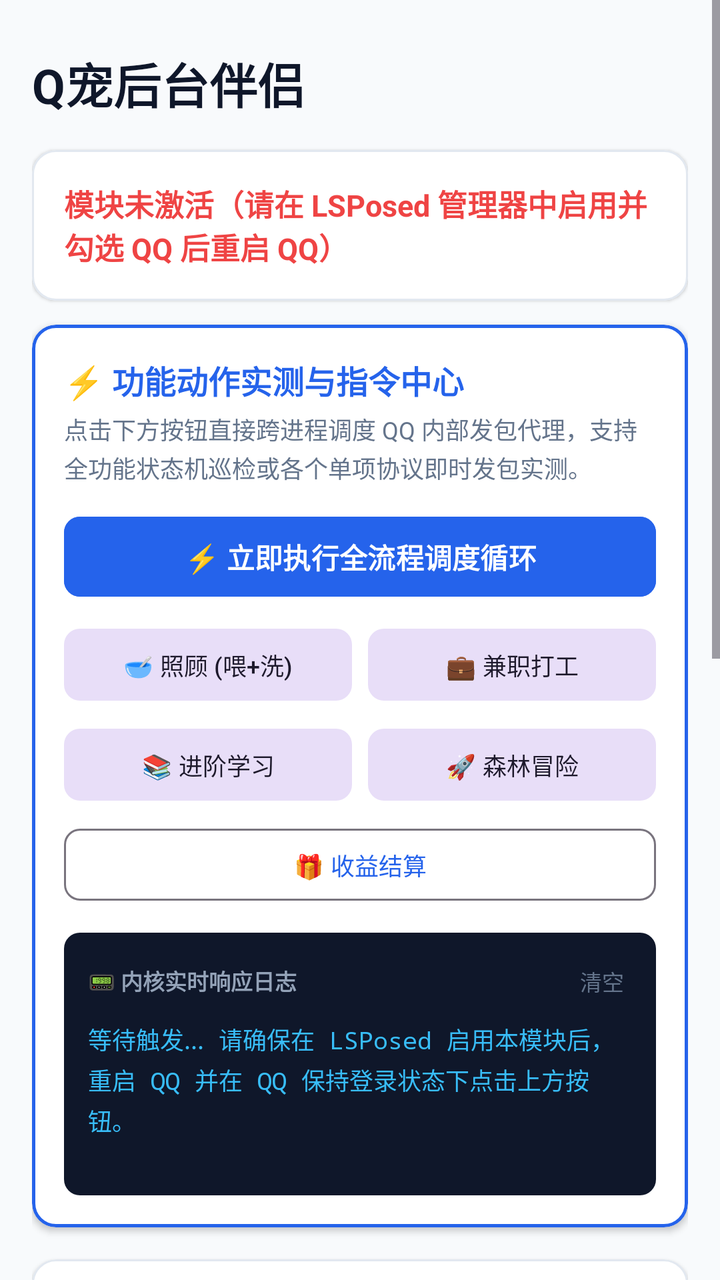
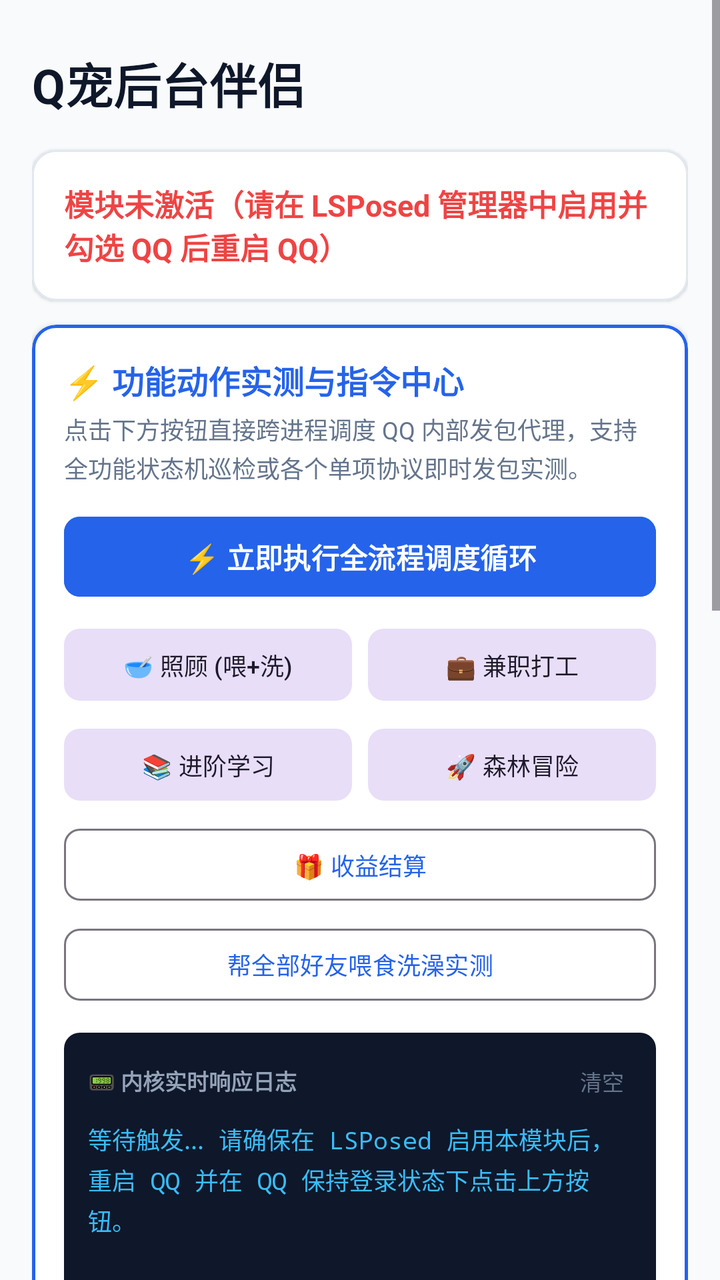

Before-and-after screenshots of an Android layout around one commit, followed by the original layout XML and the change that was made.
<!-- AndroidManifest.xml: application theme Theme.QQPetCopilot -->
<!-- res/layout/activity_main.xml -->
<?xml version="1.0" encoding="utf-8"?>
<ScrollView xmlns:android="http://schemas.android.com/apk/res/android"
    xmlns:app="http://schemas.android.com/apk/res-auto"
    android:layout_width="match_parent"
    android:layout_height="match_parent"
    android:background="@color/background"
    android:fillViewport="true">

    <LinearLayout
        android:layout_width="match_parent"
        android:layout_height="wrap_content"
        android:orientation="vertical"
        android:padding="16dp">

        
        <TextView
            android:layout_width="wrap_content"
            android:layout_height="wrap_content"
            android:layout_marginTop="8dp"
            android:layout_marginBottom="16dp"
            android:text="@string/app_name"
            android:textColor="@color/text_primary"
            android:textSize="24sp"
            android:textStyle="bold" />

        
        <com.google.android.material.card.MaterialCardView
            android:id="@+id/cardStatus"
            android:layout_width="match_parent"
            android:layout_height="wrap_content"
            android:layout_marginBottom="12dp"
            app:cardBackgroundColor="@color/surface"
            app:cardCornerRadius="12dp"
            app:cardElevation="1dp"
            app:strokeColor="@color/divider"
            app:strokeWidth="1dp">

            <LinearLayout
                android:layout_width="match_parent"
                android:layout_height="wrap_content"
                android:orientation="vertical"
                android:padding="16dp">

                <TextView
                    android:id="@+id/tvStatusTitle"
                    android:layout_width="wrap_content"
                    android:layout_height="wrap_content"
                    android:text="@string/status_inactive"
                    android:textColor="@color/status_red"
                    android:textSize="15sp"
                    android:textStyle="bold" />
            </LinearLayout>
        </com.google.android.material.card.MaterialCardView>

        
        <com.google.android.material.card.MaterialCardView
            android:layout_width="match_parent"
            android:layout_height="wrap_content"
            android:layout_marginBottom="16dp"
            app:cardBackgroundColor="@color/surface"
            app:cardCornerRadius="12dp"
            app:cardElevation="2dp"
            app:strokeColor="@color/primary"
            app:strokeWidth="1.5dp">

            <LinearLayout
                android:layout_width="match_parent"
                android:layout_height="wrap_content"
                android:orientation="vertical"
                android:padding="16dp">

                <TextView
                    android:layout_width="wrap_content"
                    android:layout_height="wrap_content"
                    android:text="@string/test_card_title"
                    android:textColor="@color/primary"
                    android:textSize="16sp"
                    android:textStyle="bold" />

                <TextView
                    android:layout_width="wrap_content"
                    android:layout_height="wrap_content"
                    android:layout_marginTop="4dp"
                    android:layout_marginBottom="12dp"
                    android:lineSpacingExtra="2dp"
                    android:text="@string/test_card_desc"
                    android:textColor="@color/text_secondary"
                    android:textSize="12sp" />

                <com.google.android.material.button.MaterialButton
                    android:id="@+id/btnRunCycle"
                    android:layout_width="match_parent"
                    android:layout_height="48dp"
                    android:layout_marginBottom="8dp"
                    android:backgroundTint="@color/primary"
                    android:text="@string/btn_run_cycle"
                    android:textColor="@color/on_primary"
                    android:textStyle="bold"
                    app:cornerRadius="8dp" />

                <LinearLayout
                    android:layout_width="match_parent"
                    android:layout_height="wrap_content"
                    android:layout_marginBottom="6dp"
                    android:orientation="horizontal">

                    <com.google.android.material.button.MaterialButton
                        android:id="@+id/btnTestCare"
                        style="@style/Widget.Material3.Button.TonalButton"
                        android:layout_width="0dp"
                        android:layout_height="44dp"
                        android:layout_marginEnd="4dp"
                        android:layout_weight="1"
                        android:text="@string/btn_test_care"
                        android:textSize="12sp"
                        app:cornerRadius="8dp" />

                    <com.google.android.material.button.MaterialButton
                        android:id="@+id/btnTestWork"
                        style="@style/Widget.Material3.Button.TonalButton"
                        android:layout_width="0dp"
                        android:layout_height="44dp"
                        android:layout_marginStart="4dp"
                        android:layout_weight="1"
                        android:text="@string/btn_test_work"
                        android:textSize="12sp"
                        app:cornerRadius="8dp" />
                </LinearLayout>

                <LinearLayout
                    android:layout_width="match_parent"
                    android:layout_height="wrap_content"
                    android:layout_marginBottom="6dp"
                    android:orientation="horizontal">

                    <com.google.android.material.button.MaterialButton
                        android:id="@+id/btnTestSchool"
                        style="@style/Widget.Material3.Button.TonalButton"
                        android:layout_width="0dp"
                        android:layout_height="44dp"
                        android:layout_marginEnd="4dp"
                        android:layout_weight="1"
                        android:text="@string/btn_test_school"
                        android:textSize="12sp"
                        app:cornerRadius="8dp" />

                    <com.google.android.material.button.MaterialButton
                        android:id="@+id/btnTestAdventure"
                        style="@style/Widget.Material3.Button.TonalButton"
                        android:layout_width="0dp"
                        android:layout_height="44dp"
                        android:layout_marginStart="4dp"
                        android:layout_weight="1"
                        android:text="@string/btn_test_adventure"
                        android:textSize="12sp"
                        app:cornerRadius="8dp" />
                </LinearLayout>

                <com.google.android.material.button.MaterialButton
                    android:id="@+id/btnTestSettle"
                    style="@style/Widget.Material3.Button.OutlinedButton"
                    android:layout_width="match_parent"
                    android:layout_height="44dp"
                    android:text="@string/btn_test_settle"
                    android:textSize="12sp"
                    app:cornerRadius="8dp" />

                
                <LinearLayout
                    android:layout_width="match_parent"
                    android:layout_height="wrap_content"
                    android:layout_marginTop="12dp"
                    android:background="@drawable/bg_terminal"
                    android:orientation="vertical"
                    android:padding="12dp">

                    <LinearLayout
                        android:layout_width="match_parent"
                        android:layout_height="wrap_content"
                        android:gravity="center_vertical"
                        android:orientation="horizontal">

                        <TextView
                            android:layout_width="0dp"
                            android:layout_height="wrap_content"
                            android:layout_weight="1"
                            android:text="📟 内核实时响应日志"
                            android:textColor="#94A3B8"
                            android:textSize="11sp"
                            android:textStyle="bold" />

                        <TextView
                            android:id="@+id/btnClearLogs"
                            android:layout_width="wrap_content"
                            android:layout_height="wrap_content"
                            android:padding="4dp"
                            android:text="清空"
                            android:textColor="#64748B"
                            android:textSize="11sp" />
                    </LinearLayout>

                    <TextView
                        android:id="@+id/tvEngineLogs"
                        android:layout_width="match_parent"
                        android:layout_height="wrap_content"
                        android:layout_marginTop="8dp"
                        android:lineSpacingExtra="3dp"
                        android:minLines="4"
                        android:text="等待触发... 请确保在 LSPosed 启用本模块后，重启 QQ 并在 QQ 保持登录状态下点击上方按钮。"
                        android:textColor="@color/terminal_text"
                        android:textSize="12sp"
                        android:typeface="monospace" />
                </LinearLayout>

            </LinearLayout>
        </com.google.android.material.card.MaterialCardView>

        
        <com.google.android.material.card.MaterialCardView
            android:layout_width="match_parent"
            android:layout_height="wrap_content"
            android:layout_marginBottom="16dp"
            app:cardBackgroundColor="@color/surface"
            app:cardCornerRadius="12dp"
            app:cardElevation="1dp"
            app:strokeColor="@color/divider"
            app:strokeWidth="1dp">

            <LinearLayout
                android:layout_width="match_parent"
                android:layout_height="wrap_content"
                android:orientation="vertical"
                android:padding="16dp">

                <TextView
                    android:layout_width="wrap_content"
                    android:layout_height="wrap_content"
                    android:layout_marginBottom="8dp"
                    android:text="@string/feature_group_title"
                    android:textColor="@color/text_secondary"
                    android:textSize="12sp"
                    android:textStyle="bold" />

                <com.google.android.material.materialswitch.MaterialSwitch
                    android:id="@+id/switchStudy"
                    android:layout_width="match_parent"
                    android:layout_height="wrap_content"
                    android:text="@string/feature_study"
                    android:textColor="@color/text_primary" />

                <com.google.android.material.materialswitch.MaterialSwitch
                    android:id="@+id/switchWork"
                    android:layout_width="match_parent"
                    android:layout_height="wrap_content"
                    android:text="@string/feature_work"
                    android:textColor="@color/text_primary" />

                <com.google.android.material.materialswitch.MaterialSwitch
                    android:id="@+id/switchCare"
                    android:layout_width="match_parent"
                    android:layout_height="wrap_content"
                    android:text="@string/feature_care"
                    android:textColor="@color/text_primary" />

                <com.google.android.material.materialswitch.MaterialSwitch
                    android:id="@+id/switchAdventure"
                    android:layout_width="match_parent"
                    android:layout_height="wrap_content"
                    android:text="@string/feature_adventure"
                    android:textColor="@color/text_primary" />

                <com.google.android.material.materialswitch.MaterialSwitch
                    android:id="@+id/switchSettle"
                    android:layout_width="match_parent"
                    android:layout_height="wrap_content"
                    android:text="@string/feature_settle"
                    android:textColor="@color/text_primary" />

                <com.google.android.material.materialswitch.MaterialSwitch
                    android:id="@+id/switchHumanLikeSleep"
                    android:layout_width="match_parent"
                    android:layout_height="wrap_content"
                    android:text="动态拟人休眠 (随机1~3分钟)"
                    android:textColor="@color/text_primary" />

                <com.google.android.material.materialswitch.MaterialSwitch
                    android:id="@+id/switchHideQQSetting"
                    android:layout_width="match_parent"
                    android:layout_height="wrap_content"
                    android:text="QQ设置页纯净隐身"
                    android:textColor="@color/text_primary" />

                <com.google.android.material.materialswitch.MaterialSwitch
                    android:id="@+id/switchDebugLog"
                    android:layout_width="match_parent"
                    android:layout_height="wrap_content"
                    android:text="调试模式详细日志"
                    android:textColor="@color/text_primary" />
            </LinearLayout>
        </com.google.android.material.card.MaterialCardView>

        
        <com.google.android.material.card.MaterialCardView
            android:layout_width="match_parent"
            android:layout_height="wrap_content"
            app:cardBackgroundColor="@color/surface"
            app:cardCornerRadius="12dp"
            app:cardElevation="1dp"
            app:strokeColor="@color/divider"
            app:strokeWidth="1dp">

            <LinearLayout
                android:layout_width="match_parent"
                android:layout_height="wrap_content"
                android:orientation="vertical"
                android:padding="16dp">

                <TextView
                    android:layout_width="wrap_content"
                    android:layout_height="wrap_content"
                    android:text="@string/tips_title"
                    android:textColor="@color/text_primary"
                    android:textSize="14sp"
                    android:textStyle="bold" />

                <TextView
                    android:layout_width="wrap_content"
                    android:layout_height="wrap_content"
                    android:layout_marginTop="6dp"
                    android:lineSpacingExtra="4dp"
                    android:text="@string/tips_content"
                    android:textColor="@color/text_secondary"
                    android:textSize="12sp" />
            </LinearLayout>
        </com.google.android.material.card.MaterialCardView>

    </LinearLayout>
</ScrollView>
<!-- resources referenced by this layout -->
<resources>
  <color name="background">#F8FAFC</color>
  <color name="divider">#E2E8F0</color>
  <color name="on_primary">#FFFFFF</color>
  <color name="primary">#2563EB</color>
  <color name="status_red">#EF4444</color>
  <color name="surface">#FFFFFF</color>
  <color name="terminal_text">#38BDF8</color>
  <color name="text_primary">#0F172A</color>
  <color name="text_secondary">#64748B</color>
  <!-- drawable bg_terminal (drawable) -->
  <?xml version="1.0" encoding="utf-8"?>
  <shape xmlns:android="http://schemas.android.com/apk/res/android"
      android:shape="rectangle">
      <solid android:color="@color/terminal_bg" />
      <corners android:radius="8dp" />
  </shape>
  <string name="app_name">Q宠后台伴侣</string>
  <string name="btn_run_cycle">⚡️ 立即执行全流程调度循环</string>
  <string name="btn_test_adventure">🚀 森林冒险</string>
  <string name="btn_test_care">🥣 照顾 (喂+洗)</string>
  <string name="btn_test_school">📚 进阶学习</string>
  <string name="btn_test_settle">🎁 收益结算</string>
  <string name="btn_test_work">💼 兼职打工</string>
  <string name="feature_adventure">自动冒险（每日定时连跑）</string>
  <string name="feature_care">自动照顾（体力不足喂食/清洁不足洗澡）</string>
  <string name="feature_group_title">任务调度开关</string>
  <string name="feature_settle">自动收尾（到期领取经验金币并轮转）</string>
  <string name="feature_study">自动学习（学园进阶课程）</string>
  <string name="feature_work">自动打工（小镇兼职收益）</string>
  <string name="status_inactive">模块未激活（请在 LSPosed 管理器中启用并勾选 QQ 后重启 QQ）</string>
  <string name="test_card_desc">点击下方按钮直接跨进程调度 QQ 内部发包代理，支持全功能状态机巡检或各个单项协议即时发包实测。</string>
  <string name="test_card_title">⚡️ 功能动作实测与指令中心</string>
  <string name="tips_content">1. 确保已在 LSPosed 作用域中勾选「QQ」；\n2. QQ 仅需保活后台即可，无需在前台打开宠物页面；\n3. 修改配置开关实时热同步生效，亦可随时点击下方按钮进行单项发包实测。</string>
  <string name="tips_title">运行提示</string>
  <style name="Theme.QQPetCopilot" parent="Theme.Material3.DayNight.NoActionBar">
          <item name="colorPrimary">@color/primary</item>
          <item name="android:windowBackground">@color/background</item>
          <item name="android:statusBarColor">@color/surface</item>
          <item name="android:windowLightStatusBar">true</item>
      </style>
  <color name="terminal_bg">#0F172A</color>
</resources>

<!-- the commit's change to res/layout/activity_main.xml (unified diff, before → after) -->
@@ -156,14 +156,24 @@
                         app:cornerRadius="8dp" />
                 </LinearLayout>
 
-                <com.google.android.material.button.MaterialButton
-                    android:id="@+id/btnTestSettle"
-                    style="@style/Widget.Material3.Button.OutlinedButton"
-                    android:layout_width="match_parent"
-                    android:layout_height="44dp"
-                    android:text="@string/btn_test_settle"
-                    android:textSize="12sp"
-                    app:cornerRadius="8dp" />
+               <com.google.android.material.button.MaterialButton
+                   android:id="@+id/btnTestSettle"
+                   style="@style/Widget.Material3.Button.OutlinedButton"
+                   android:layout_width="match_parent"
+                   android:layout_height="44dp"
+                   android:text="@string/btn_test_settle"
+                   android:textSize="12sp"
+                   app:cornerRadius="8dp" />
+
+               <com.google.android.material.button.MaterialButton
+                   android:id="@+id/btnTestFriendCare"
+                   style="@style/Widget.Material3.Button.OutlinedButton"
+                   android:layout_width="match_parent"
+                   android:layout_height="44dp"
+                   android:layout_marginTop="6dp"
+                   android:text="帮全部好友喂食洗澡实测"
+                   android:textSize="12sp"
+                   app:cornerRadius="8dp" />
 
                 
                 <LinearLayout
@@ -255,12 +265,19 @@
                     android:text="@string/feature_work"
                     android:textColor="@color/text_primary" />
 
-                <com.google.android.material.materialswitch.MaterialSwitch
-                    android:id="@+id/switchCare"
-                    android:layout_width="match_parent"
-                    android:layout_height="wrap_content"
-                    android:text="@string/feature_care"
-                    android:textColor="@color/text_primary" />
+               <com.google.android.material.materialswitch.MaterialSwitch
+                   android:id="@+id/switchCare"
+                   android:layout_width="match_parent"
+                   android:layout_height="wrap_content"
+                   android:text="@string/feature_care"
+                   android:textColor="@color/text_primary" />
+
+               <com.google.android.material.materialswitch.MaterialSwitch
+                   android:id="@+id/switchFriendCare"
+                   android:layout_width="match_parent"
+                   android:layout_height="wrap_content"
+                   android:text="好友宠物自动喂食与洗澡 (每10分钟巡检)"
+                   android:textColor="@color/text_primary" />
 
                 <com.google.android.material.materialswitch.MaterialSwitch
                     android:id="@+id/switchAdventure"
